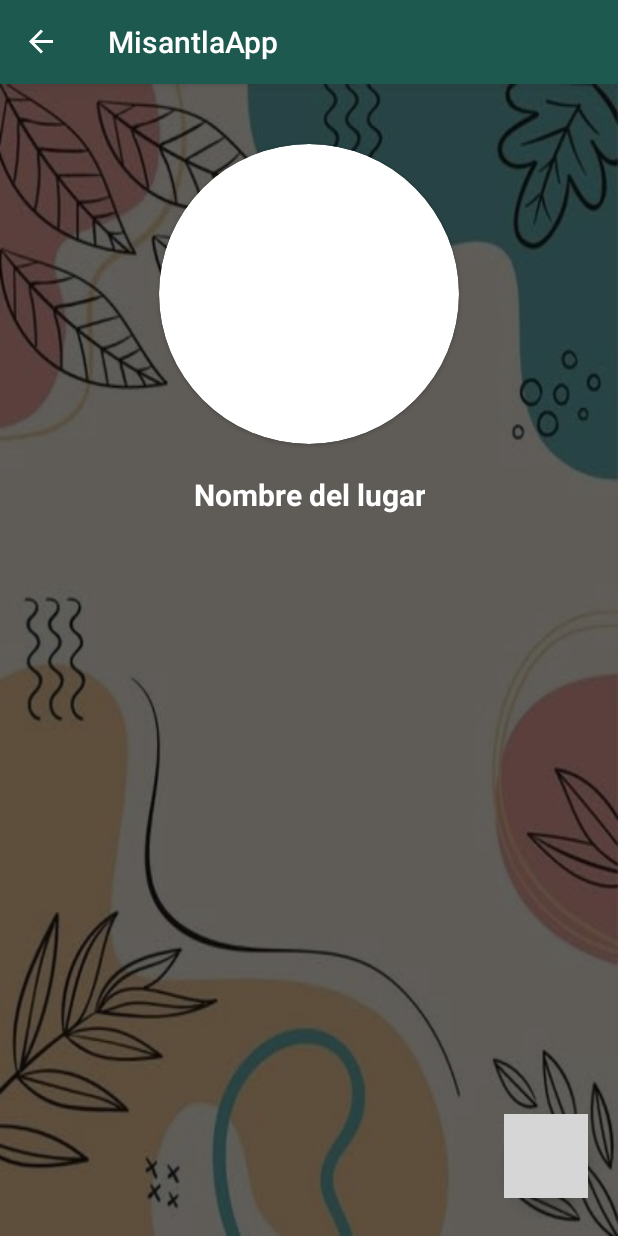
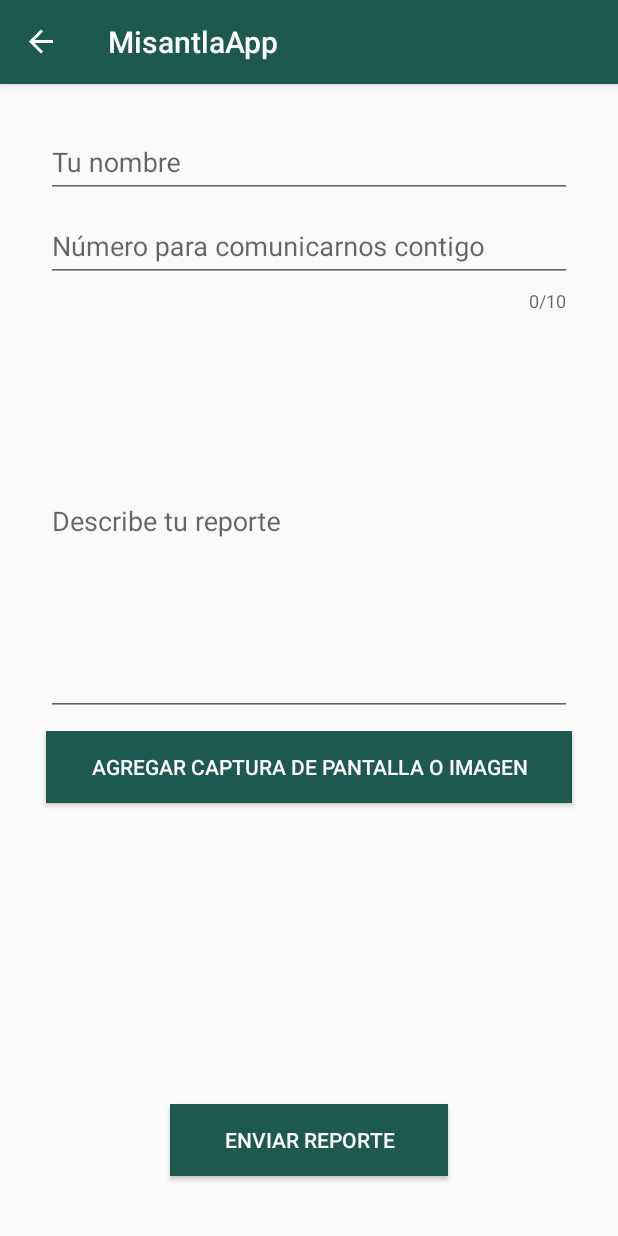
Before and after one commit to lefg095/MisantlaApp, an Android app: the BusinessDetailFragment screen opened through its navigation route, after a tap on an icon or button, on a phone screen of 412 x 824 dp. Run offline under Robolectric (Android 15) with nearby library versions, the phone set to English and light mode, and no system bars; our stand-ins replace AdMob, Firebase (no records; nobody signed in at launch, a user with empty details on screens opened directly), Picasso, navigation-ui; libraries missing offline, so code that uses them is left out: com.facebook, com.facebook.login, com.smarteist.autoimageslider; pictures from the network do not load; 14 statements that could not run were skipped; grey boxes are pictures that could not be loaded.

Commit message:
cambio de pantalla de reporte

```diff
--- a/app/src/main/java/com/lefg095/misantlaapp/ui/business/AddPlacesFragment.kt
+++ b/app/src/main/java/com/lefg095/misantlaapp/ui/business/AddPlacesFragment.kt
@@ -25,9 +25,8 @@ import com.lefg095.misantlaapp.util.*
 class AddPlacesFragment: Fragment() {
     private val db = FirebaseFirestore.getInstance()
     private lateinit var binding: FragmentAddPlacesBinding
-    private val FILE = 1
     var listPlaces: ArrayList<BusinessData> = arrayListOf()
-    var businessType = ""
+    private var businessType = ""
     var imgType = ""
     private var nombre = ""
     private var shortDesc = ""
--- a/app/src/main/java/com/lefg095/misantlaapp/ui/business/BusinessDetailFragment.kt
+++ b/app/src/main/java/com/lefg095/misantlaapp/ui/business/BusinessDetailFragment.kt
@@ -49,10 +49,11 @@ class BusinessDetailFragment : Fragment() {
         if (numberAdmin != ""){
             binding.fbReport.visibility = View.VISIBLE
             binding.fbReport.setOnClickListener {
-                val webIntent = Intent(Intent.ACTION_VIEW,
-                    Uri.parse("https://api.whatsapp.com/send?phone=52${numberAdmin}")
-                )
-                startActivity(webIntent)
+//                val webIntent = Intent(Intent.ACTION_VIEW,
+//                    Uri.parse("https://api.whatsapp.com/send?phone=52${numberAdmin}")
+//                )
+//                startActivity(webIntent)
+                view?.findNavController()?.navigate(R.id.reportScreen)
             }
         }
         Picasso.get().load(businessData.url_img).into(binding.imgBusinessDetail)
--- a/app/src/main/java/com/lefg095/misantlaapp/util/Constants.kt
+++ b/app/src/main/java/com/lefg095/misantlaapp/util/Constants.kt
@@ -7,3 +7,4 @@ const val BOUTIQUES ="boutiques"
 const val GROCERIES ="abarrotes"
 const val SCHOOLS ="escuelas"
 const val SERVICES ="servicios"
+const val FILE = 1
--- /dev/null
+++ b/app/src/main/res/layout/fragment_report.xml
@@ -0,0 +1,102 @@
+<?xml version="1.0" encoding="utf-8"?>
+<androidx.constraintlayout.widget.ConstraintLayout
+    xmlns:android="http://schemas.android.com/apk/res/android"
+    xmlns:app="http://schemas.android.com/apk/res-auto"
+    xmlns:tools="http://schemas.android.com/tools"
+    android:layout_width="match_parent"
+    android:layout_height="match_parent">
+
+    <com.google.android.material.textfield.TextInputLayout
+        android:id="@+id/il_name"
+        android:layout_width="0dp"
+        android:layout_height="wrap_content"
+        android:layout_marginTop="20dp"
+        android:hint="@string/contact_name"
+        app:layout_constraintEnd_toEndOf="parent"
+        app:layout_constraintStart_toStartOf="parent"
+        app:layout_constraintTop_toTopOf="parent"
+        app:layout_constraintWidth_percent="0.85">
+
+        <com.google.android.material.textfield.TextInputEditText
+            android:id="@+id/et_name"
+            android:layout_width="match_parent"
+            android:layout_height="match_parent"
+            android:inputType="text"
+            android:lines="1" />
+
+    </com.google.android.material.textfield.TextInputLayout>
+
+    <com.google.android.material.textfield.TextInputLayout
+        android:id="@+id/il_phone"
+        android:layout_width="0dp"
+        android:layout_height="wrap_content"
+        android:hint="@string/contact_number"
+        app:layout_constraintEnd_toEndOf="parent"
+        app:counterMaxLength="10"
+        app:counterEnabled="true"
+        app:layout_constraintStart_toStartOf="parent"
+        app:layout_constraintTop_toBottomOf="@+id/il_name"
+        app:layout_constraintWidth_percent="0.85">
+
+        <com.google.android.material.textfield.TextInputEditText
+            android:id="@+id/et_phone"
+            android:layout_width="match_parent"
+            android:layout_height="match_parent"
+            android:inputType="number"
+            android:maxLength="10"
+            android:lines="1"
+            />
+
+    </com.google.android.material.textfield.TextInputLayout>
+
+    <com.google.android.material.textfield.TextInputLayout
+        android:id="@+id/il_report_description"
+        android:layout_width="0dp"
+        android:layout_height="0dp"
+        android:hint="@string/report_des"
+        app:counterEnabled="true"
+        app:counterMaxLength="200"
+        app:layout_constraintEnd_toEndOf="parent"
+        app:layout_constraintStart_toStartOf="parent"
+        app:layout_constraintTop_toBottomOf="@+id/il_phone"
+        app:layout_constraintWidth_percent="0.85"
+        app:layout_constraintHeight_percent="0.35">
+
+        <com.google.android.material.textfield.TextInputEditText
+            android:id="@+id/et_report_description"
+            android:layout_width="match_parent"
+            android:layout_height="match_parent"
+            android:maxLength="200"
+            android:inputType="textMultiLine"
+            android:lines="4" />
+
+    </com.google.android.material.textfield.TextInputLayout>
+
+    <Button
+        android:id="@+id/btn_add_ss_or_img"
+        android:layout_width="0dp"
+        android:layout_height="wrap_content"
+        android:layout_marginTop="10dp"
+        android:background="@color/blue_4ever"
+        android:text="@string/add_img_or_ss"
+        android:textColor="@color/white"
+        app:layout_constraintEnd_toEndOf="parent"
+        app:layout_constraintStart_toStartOf="parent"
+        app:layout_constraintTop_toBottomOf="@+id/il_report_description"
+        app:layout_constraintWidth_percent="0.85" />
+
+    <Button
+        android:id="@+id/btn_send_report"
+        android:layout_width="0dp"
+        android:layout_height="wrap_content"
+        android:background="@color/blue_4ever"
+        android:text="@string/send_report"
+        android:textColor="@color/white"
+        android:layout_marginBottom="40dp"
+        app:layout_constraintBottom_toBottomOf="parent"
+        app:layout_constraintEnd_toEndOf="parent"
+        app:layout_constraintStart_toStartOf="parent"
+        app:layout_constraintWidth_percent="0.45" />
+
+
+</androidx.constraintlayout.widget.ConstraintLayout>
--- a/app/src/main/res/navigation/nav_graph.xml
+++ b/app/src/main/res/navigation/nav_graph.xml
@@ -42,6 +42,10 @@
             android:id="@+id/action_to_img_screens"
             app:destination="@+id/imgScreen"/>
 
+        <action
+            android:id="@+id/go_to_report_screen"
+            app:destination="@+id/reportScreen"/>
+
     </fragment>
 
     <fragment
@@ -49,6 +53,18 @@
         android:id="@+id/imgScreen"
         android:name="com.lefg095.misantlaapp.ui.business.ScreenImgFragment"
         tools:layout="@layout/fragment_img_all_screen"/>
+
+    <fragment
+        android:label="MisantlaApp"
+        android:id="@+id/reportScreen"
+        android:name="com.lefg095.misantlaapp.ui.business.ReportFragment"
+        tools:layout="@layout/fragment_report">
+
+        <action android:id="@+id/action_pop_out_of_game"
+            app:popUpTo="@id/nav_graph"
+            app:popUpToInclusive="true" />
+
+    </fragment>
 
     <fragment
         android:id="@+id/add_places"
--- a/app/src/main/res/values/strings.xml
+++ b/app/src/main/res/values/strings.xml
@@ -26,5 +26,8 @@
     <string name="timetable_detail_str">Horario: %1$s</string>
     <string name="devs_str">"Diseñado y desarrollado por:\n LINEL IT Systems and Solutions \n\n en colaboración con: \n Artes Graficas Misantla"</string>
     <string name="vs_str">Version: %1$s</string>
+    <string name="add_img_or_ss">Agregar captura de pantalla o imagen</string>
+    <string name="report_des">Describe tu reporte</string>
+    <string name="send_report">Enviar reporte</string>
 
 </resources>
```
Also changed, not shown: app/src/main/AndroidManifest.xml (+0 -7 lines), app/src/main/java/com/lefg095/misantlaapp/ui/business/ReportFragment.kt (added, +186 -0 lines), app/src/main/java/com/lefg095/misantlaapp/util/AlertsNotifications.kt (+16 -0 lines).
